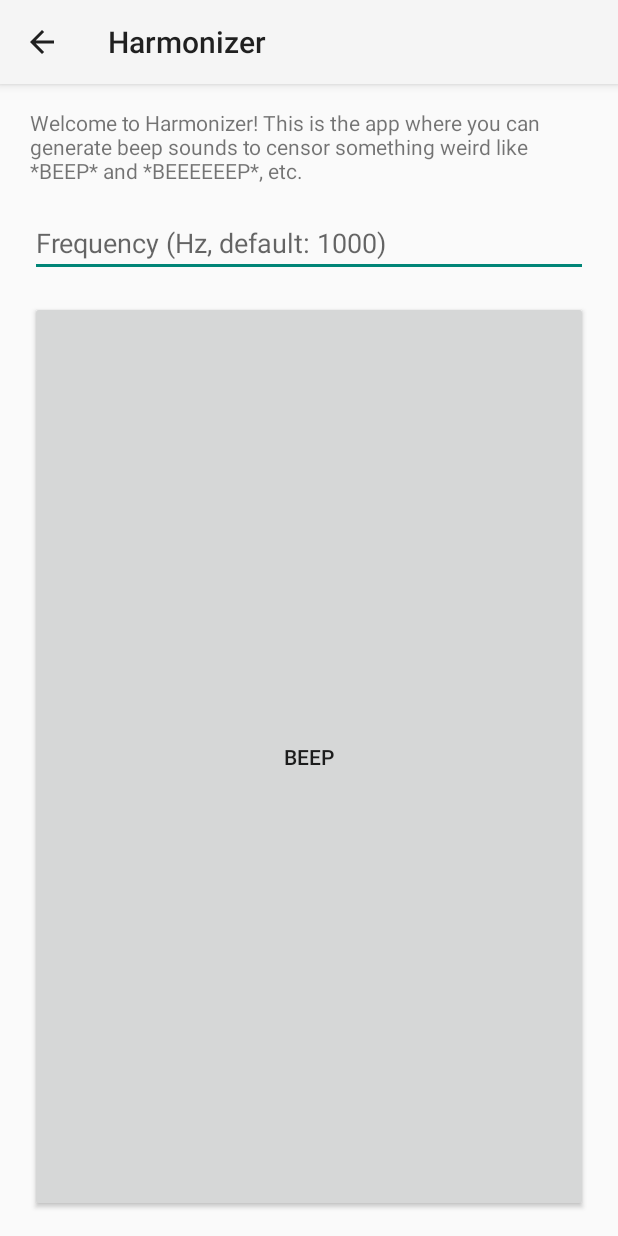
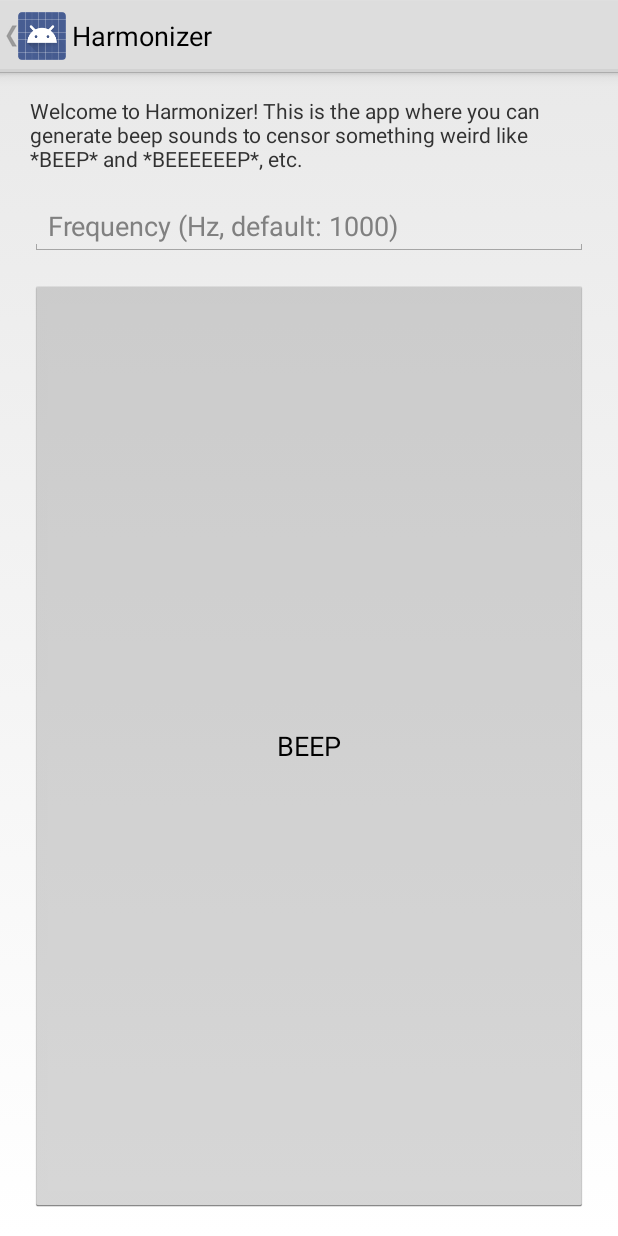
Before and after one commit to Mygod/Harmonizer, an Android app: the screen it shows after launch (MainActivity), on a phone screen of 412 x 824 dp. Run offline under Robolectric (Android 15) with nearby library versions, the phone set to English and light mode, and no system bars; 3 statements that could not run were skipped.

Commit message:
Reduce file size (1.1.3.280)

```diff
--- a/Harmonizer/build.gradle
+++ b/Harmonizer/build.gradle
@@ -16,7 +16,7 @@ android {
     compileSdkVersion 19
     buildToolsVersion '19.1.0'
     defaultConfig {
-        minSdkVersion 7
+        minSdkVersion 15
         targetSdkVersion 19
         versionCode 280
         versionName "1.1.3.280"
@@ -26,5 +26,4 @@ android {
 dependencies {
     compile fileTree(include: ['*.jar'], dir: 'libs')
     compile 'com.android.support:support-v4:20.+'
-    compile 'com.android.support:appcompat-v7:20.+'
 }
--- a/Harmonizer/src/main/AndroidManifest.xml
+++ b/Harmonizer/src/main/AndroidManifest.xml
@@ -8,7 +8,7 @@
         android:allowBackup="true"
         android:icon="@drawable/ic_launcher"
         android:label="@string/app_name"
-        android:theme="@style/Theme.AppCompat.Light" >
+        android:theme="@android:style/Theme.Holo.Light" >
         <activity
             android:name="tk.mygod.harmonizer.MainActivity"
             android:label="@string/app_name"
--- a/Harmonizer/src/main/java/tk/mygod/harmonizer/MainActivity.java
+++ b/Harmonizer/src/main/java/tk/mygod/harmonizer/MainActivity.java
@@ -1,5 +1,6 @@
 package tk.mygod.harmonizer;
 
+import android.app.Activity;
 import android.app.AlertDialog;
 import android.content.Context;
 import android.content.DialogInterface;
@@ -9,12 +10,10 @@ import android.content.res.Configuration;
 import android.media.AudioFormat;
 import android.media.AudioManager;
 import android.media.AudioTrack;
-import android.os.Build;
 import android.os.Bundle;
 import android.support.v4.app.ActionBarDrawerToggle;
 import android.support.v4.view.GravityCompat;
 import android.support.v4.widget.DrawerLayout;
-import android.support.v7.app.ActionBarActivity;
 import android.view.*;
 import android.view.inputmethod.InputMethodManager;
 import android.widget.*;
@@ -22,7 +21,7 @@ import android.widget.*;
 import java.util.ArrayList;
 import java.util.LinkedList;
 
-public class MainActivity extends ActionBarActivity
+public class MainActivity extends Activity
         implements ListView.OnItemClickListener, ListView.OnItemLongClickListener {
     private static class FavoriteItem {
         public FavoriteItem(String name, double frequency) {
@@ -78,8 +77,7 @@ public class MainActivity extends ActionBarActivity
                 editor.remove(size + "_name");
                 editor.remove(size++ + "_freq");
             }
-            if (Build.VERSION.SDK_INT >= 9) editor.apply();
-            else editor.commit();
+            editor.apply();
         }
     }
 
@@ -161,19 +159,19 @@ public class MainActivity extends ActionBarActivity
             @Override
             public void onDrawerClosed(View view) {
                 super.onDrawerClosed(view);
-                getSupportActionBar().setTitle(R.string.app_name);
+                getActionBar().setTitle(R.string.app_name);
                 addFavoriteMenu.setVisible(false);
             }
 
             @Override
             public void onDrawerOpened(View view) {
                 super.onDrawerOpened(view);
-                getSupportActionBar().setTitle(R.string.favorites);
+                getActionBar().setTitle(R.string.favorites);
                 addFavoriteMenu.setVisible(true);
             }
         });
-        getSupportActionBar().setDisplayHomeAsUpEnabled(true);
-        getSupportActionBar().setHomeButtonEnabled(true);
+        getActionBar().setDisplayHomeAsUpEnabled(true);
+        getActionBar().setHomeButtonEnabled(true);
         ListView favoriteList = (ListView) findViewById(R.id.favorite);
         favoriteList.setEmptyView(findViewById(android.R.id.empty));
         favoriteList.setAdapter(favoritesAdapter = FavoritesAdapter.createAdapter(this));
--- a/Harmonizer/src/main/res/menu/favorites.xml
+++ b/Harmonizer/src/main/res/menu/favorites.xml
@@ -1,7 +1,7 @@
 <?xml version="1.0" encoding="utf-8"?>
 
-<menu xmlns:android="http://schemas.android.com/apk/res/android" xmlns:compat="http://schemas.android.com/apk/res-auto">
+<menu xmlns:android="http://schemas.android.com/apk/res/android">
     <item android:id="@+id/add_to_favorites" android:title="@string/menu_add_to_favorites"
-          android:icon="@android:drawable/ic_menu_add" compat:showAsAction="always"
+          android:icon="@android:drawable/ic_menu_add" android:showAsAction="always"
           android:alphabeticShortcut="a" android:numericShortcut="0" />
 </menu>
```
Also changed, not shown: 1 other file.
